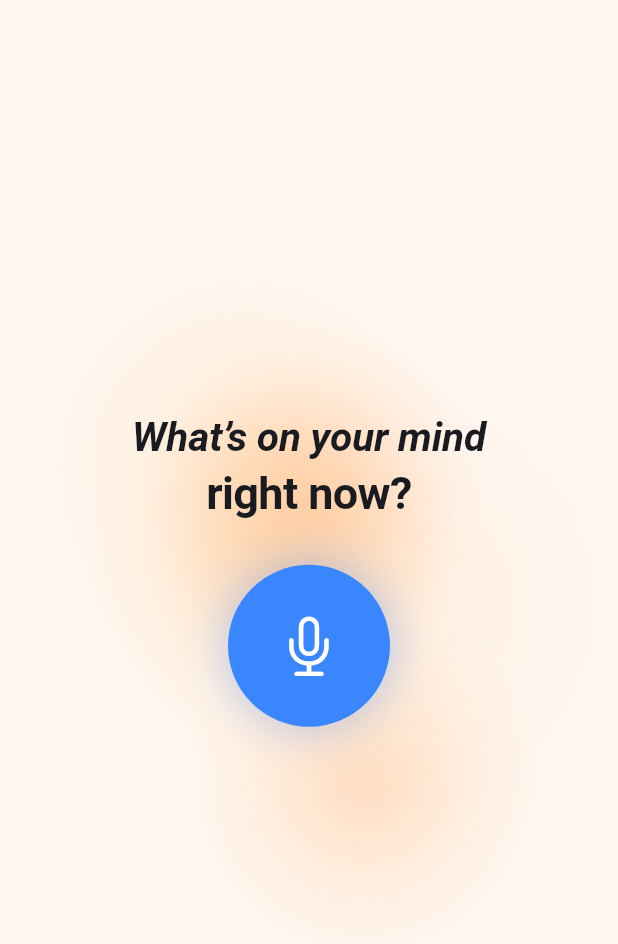
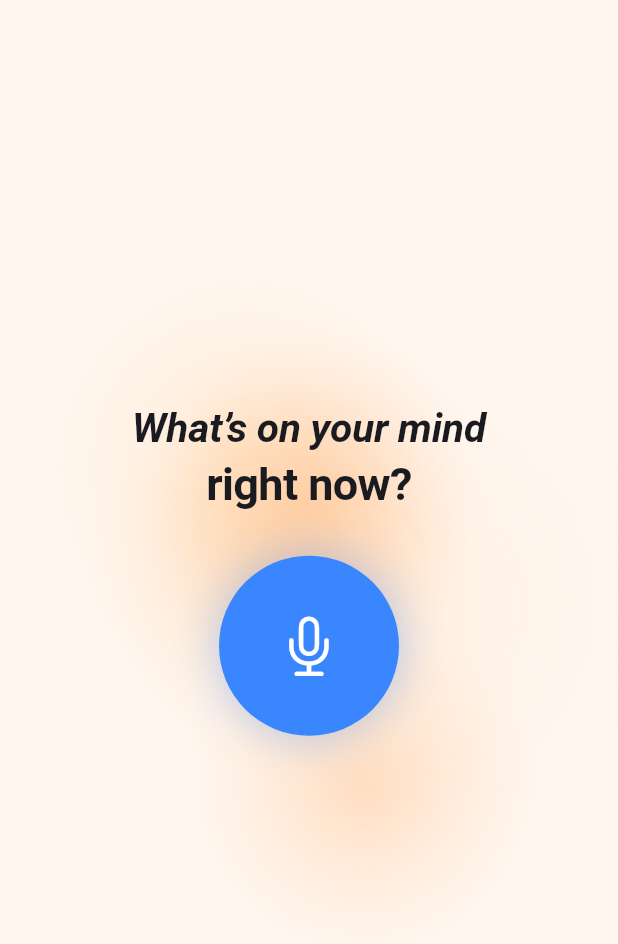
Before and after one commit to 6ixBit/superthinking, a Flutter app: the RecordSessionScreen screen opened by its route, on a phone screen of 412 x 824 dp. Shown: the top 944 px of the screen. Run offline on Flutter 3.47's test engine with Material 3 defaults, Android fonts, the phone set to English and light mode, and no system bars; our stand-ins replace confetti, permission_handler, sign_in_with_apple, speech_to_text, supabase_flutter; missing offline and left inert: record; accounts and stored records are empty.

Commit message:
fix delay on recording

```diff
--- a/lib/screens/record_session_screen.dart
+++ b/lib/screens/record_session_screen.dart
@@ -291,10 +291,9 @@ class _RecordSessionScreenState extends State<RecordSessionScreen> {
                         onTap: () {
                           isRecording ? _stopRecording() : _startRecording();
                         },
-                        child: AnimatedContainer(
-                          duration: const Duration(milliseconds: 250),
-                          width: isRecording ? 120 : 108,
-                          height: isRecording ? 120 : 108,
+                        child: Container(
+                          width: 120,
+                          height: 120,
                           decoration: BoxDecoration(
                             color: isRecording
                                 ? AppColors.danger.withOpacity(0.9)
```
